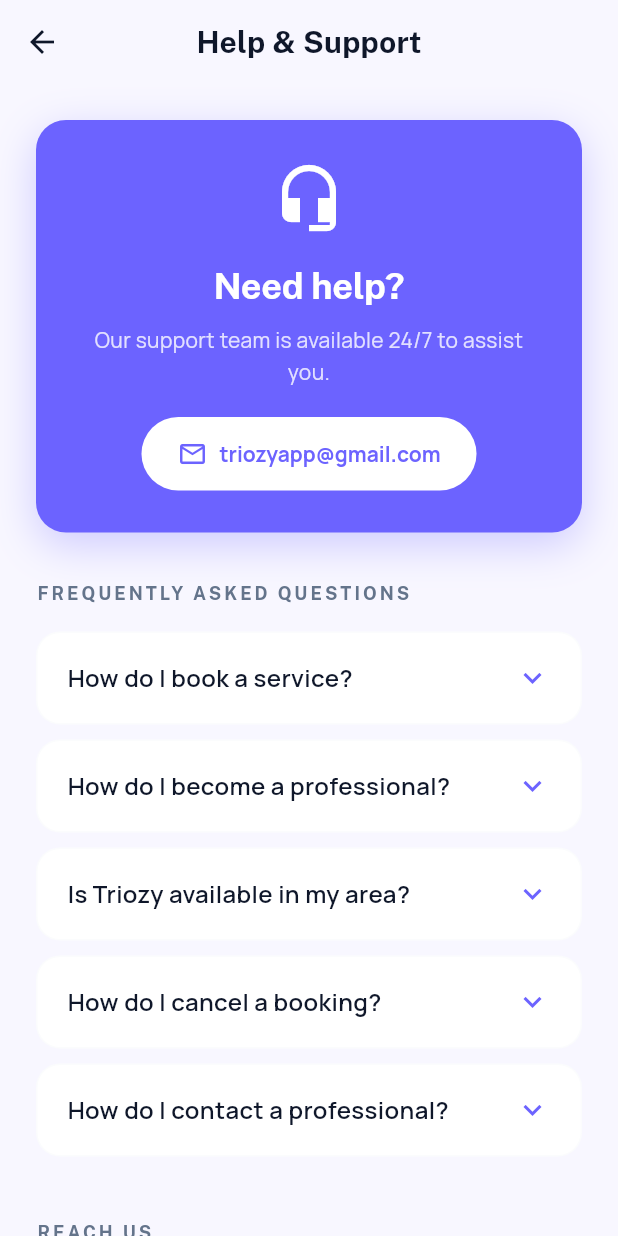
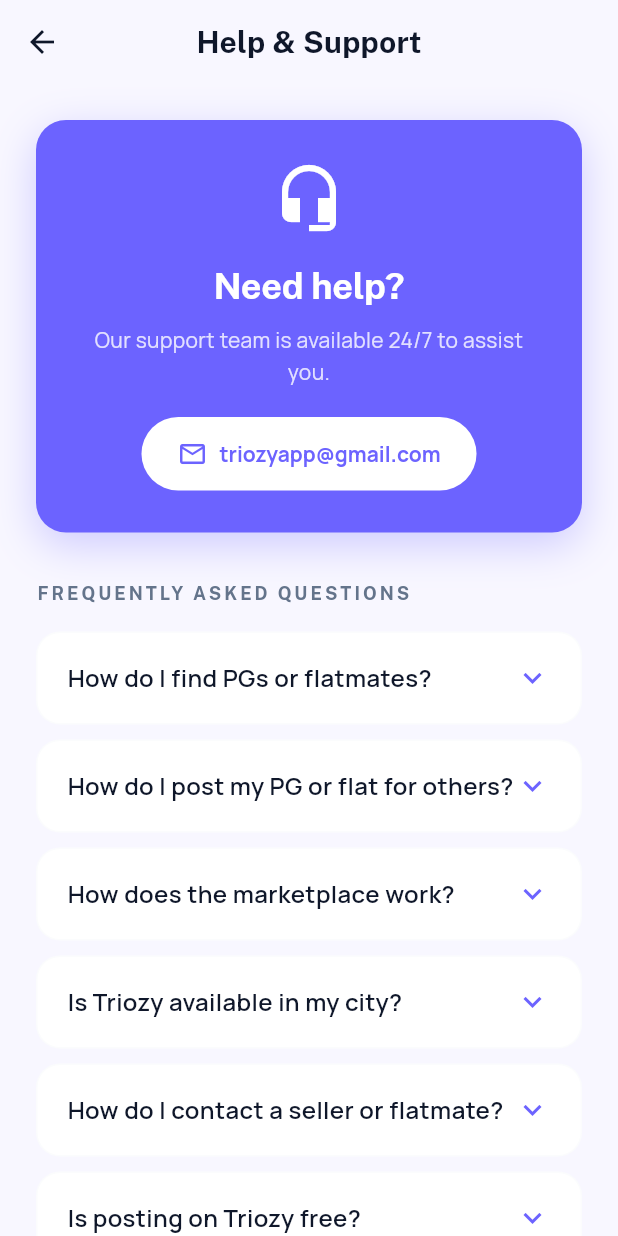
Before and after one commit to dhirajparihar/triozy, a Flutter app: the HelpSupportScreen screen opened directly, on a phone screen of 412 x 824 dp. Run offline on Flutter 3.47's test engine with Material 3 defaults, Android fonts, the light colour scheme and no system bars; our stand-ins replace cached_network_image, cloud_firestore, firebase_auth, firebase_core, firebase_messaging, flutter_local_notifications and 7 more; missing offline and left inert: in_app_update; accounts and stored records are empty.

Commit message:
fix(help-support): update FAQs

```diff
--- a/lib/screens/help_support_screen.dart
+++ b/lib/screens/help_support_screen.dart
@@ -46,10 +46,7 @@
                   const SizedBox(height: 16),
                   Text(
                     'Need help?',
-                    style: AppTheme.headline(
-                      fontSize: 24,
-                      color: Colors.white,
-                    ),
+                    style: AppTheme.headline(fontSize: 24, color: Colors.white),
                   ),
                   const SizedBox(height: 8),
                   Text(
@@ -63,7 +60,10 @@
                   const SizedBox(height: 20),
                   ElevatedButton.icon(
                     onPressed: () async {
-                      final uri = Uri(scheme: 'mailto', path: 'triozyapp@gmail.com');
+                      final uri = Uri(
+                        scheme: 'mailto',
+                        path: 'triozyapp@gmail.com',
+                      );
                       if (await canLaunchUrl(uri)) {
                         await launchUrl(uri);
                       }
@@ -107,29 +107,39 @@
             const SizedBox(height: 16),
 
             _FaqTile(
-              question: 'How do I book a service?',
+              question: 'How do I find PGs or flatmates?',
               answer:
-                  'Browse through the categories or search for a specific service. Tap on a professional\'s profile and select "Book Now" to schedule an appointment.',
+                  'Browse available PGs and flatmate listings based on your location, budget, and preferences. You can directly contact the owner or roommate through the app.',
             ),
+
             _FaqTile(
-              question: 'How do I become a professional?',
+              question: 'How do I post my PG or flat for others?',
               answer:
-                  'Go to your Profile page and tap "Become a Professional". Fill in your details, upload your photo, and complete the verification process.',
+                  'Go to the relevant section and tap the add icon. Add photos, rent details, location, and a short description to publish your listing.',
             ),
+
             _FaqTile(
-              question: 'Is Triozy available in my area?',
+              question: 'How does the marketplace work?',
               answer:
-                  'Triozy is expanding rapidly. Enable location services to see available professionals near you. If none are available yet, check back soon!',
+                  'The marketplace allows users to buy and sell items locally. You can post products, browse listings, and connect directly with buyers or sellers.',
             ),
+
             _FaqTile(
-              question: 'How do I cancel a booking?',
+              question: 'Is Triozy available in my city?',
               answer:
-                  'Navigate to your Bookings tab and select the booking you want to cancel. Tap "Cancel Booking" and confirm. Cancellation policies may apply.',
+                  'Triozy is expanding continuously. Enable location access to explore nearby PGs, flatmates, and marketplace listings available in your area.',
             ),
+
             _FaqTile(
-              question: 'How do I contact a professional?',
+              question: 'How do I contact a seller or flatmate?',
               answer:
-                  'After viewing a professional\'s profile, you can tap the "Call" button to contact them directly. You can also message them through the app.',
+                  'Open the listing or profile and use the available contact or chat option to connect directly with the person.',
+            ),
+
+            _FaqTile(
+              question: 'Is posting on Triozy free?',
+              answer:
+                  'Yes, posting PGs, flatmate listings, and marketplace items is currently free for users.',
             ),
 
             const SizedBox(height: 32),
@@ -164,7 +174,9 @@
       decoration: BoxDecoration(
         color: Colors.white,
         borderRadius: BorderRadius.circular(16),
-        border: Border.all(color: AppColors.outlineVariant.withValues(alpha: 0.15)),
+        border: Border.all(
+          color: AppColors.outlineVariant.withValues(alpha: 0.15),
+        ),
         boxShadow: [
           BoxShadow(
             color: Colors.black.withValues(alpha: 0.02),
```
